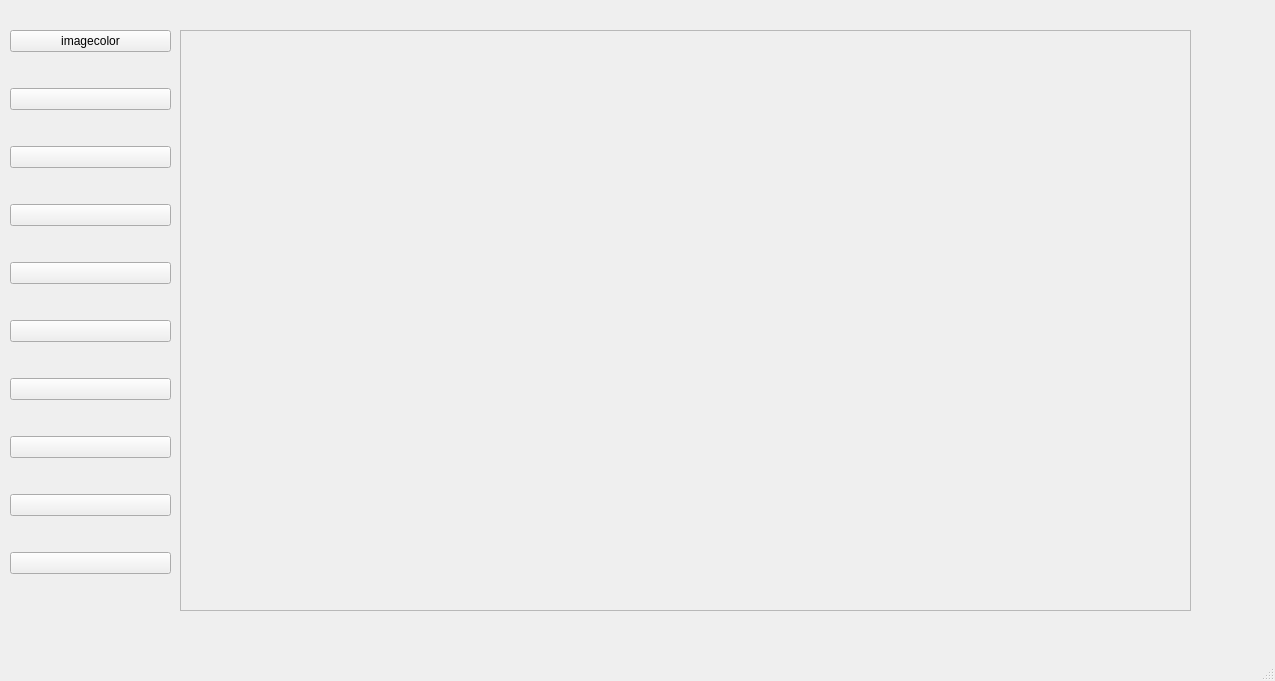
This is mainwindow.ui in Frank-abcd/Neural-Network-Visualization as Qt 5 draws it before an edit. The edited form follows.
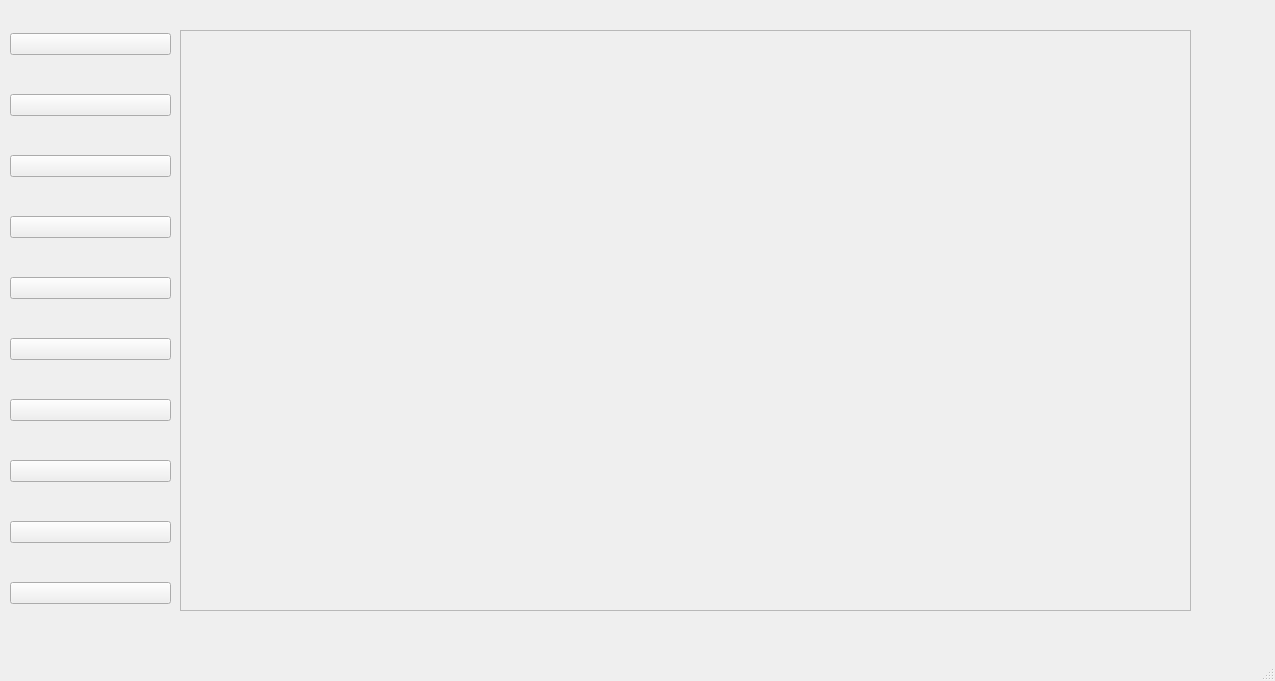
This is the edited form.

```diff
--- a/mainwindow.ui
+++ b/mainwindow.ui
@@ -20,14 +20,14 @@
       <x>10</x>
       <y>0</y>
       <width>161</width>
-      <height>611</height>
+      <height>641</height>
      </rect>
     </property>
     <layout class="QVBoxLayout" name="verticalLayout">
      <item>
       <widget class="QPushButton" name="imagecolor">
        <property name="text">
-        <string>imagecolor</string>
+        <string/>
        </property>
       </widget>
      </item>
```
